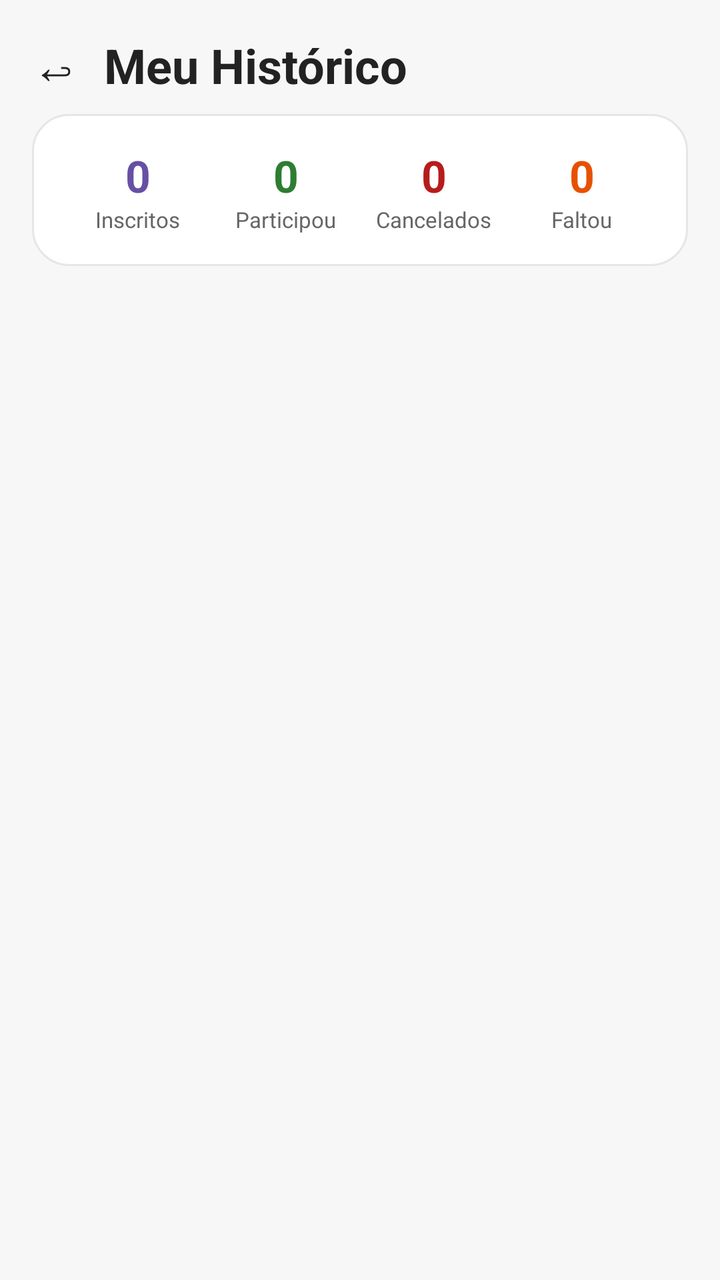
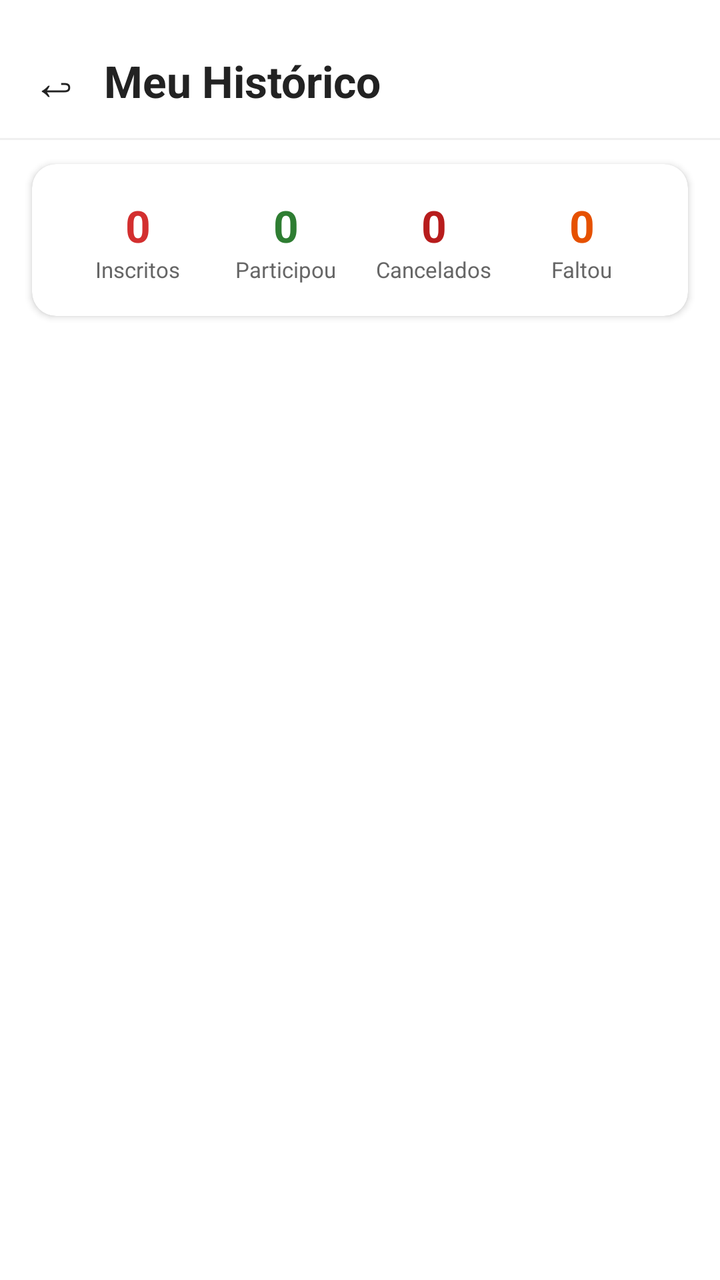

Screens rendered from an Android XML layout before and after an edit, with the pre-edit source and the edit as a unified diff.
<!-- AndroidManifest.xml: application theme Theme.Extensao -->
<!-- res/layout/activity_historico.xml -->
<?xml version="1.0" encoding="utf-8"?>
<LinearLayout xmlns:android="http://schemas.android.com/apk/res/android"
    android:orientation="vertical"
    android:background="#F7F7F7"
    android:layout_width="match_parent"
    android:layout_height="match_parent">

    
    <LinearLayout
        android:orientation="horizontal"
        android:layout_width="match_parent"
        android:layout_height="wrap_content"
        android:gravity="center_vertical"
        android:paddingStart="16dp"
        android:paddingEnd="16dp"
        android:paddingTop="16dp"
        android:paddingBottom="8dp">

        <TextView
            android:id="@+id/btnVoltarHistorico"
            android:layout_width="wrap_content"
            android:layout_height="wrap_content"
            android:text="&#8617;"
            android:textSize="24sp"
            android:textColor="#222222"
            android:paddingEnd="12dp"
            android:clickable="true"
            android:focusable="true" />

        <TextView
            android:layout_width="0dp"
            android:layout_height="wrap_content"
            android:layout_weight="1"
            android:text="Meu Histórico"
            android:textSize="24sp"
            android:textStyle="bold"
            android:textColor="#222222" />

    </LinearLayout>

    
    <LinearLayout
        android:orientation="horizontal"
        android:layout_width="match_parent"
        android:layout_height="wrap_content"
        android:background="@drawable/bg_card_evento"
        android:layout_marginStart="16dp"
        android:layout_marginEnd="16dp"
        android:layout_marginBottom="12dp"
        android:padding="16dp">

        <LinearLayout
            android:orientation="vertical"
            android:layout_width="0dp"
            android:layout_height="wrap_content"
            android:layout_weight="1"
            android:gravity="center">

            <TextView
                android:id="@+id/txtResumoInscritos"
                android:layout_width="wrap_content"
                android:layout_height="wrap_content"
                android:text="0"
                android:textSize="22sp"
                android:textStyle="bold"
                android:textColor="#6750A4" />

            <TextView
                android:layout_width="wrap_content"
                android:layout_height="wrap_content"
                android:text="Inscritos"
                android:textSize="11sp"
                android:textColor="#666666" />

        </LinearLayout>

        <LinearLayout
            android:orientation="vertical"
            android:layout_width="0dp"
            android:layout_height="wrap_content"
            android:layout_weight="1"
            android:gravity="center">

            <TextView
                android:id="@+id/txtResumoParticipou"
                android:layout_width="wrap_content"
                android:layout_height="wrap_content"
                android:text="0"
                android:textSize="22sp"
                android:textStyle="bold"
                android:textColor="#2E7D32" />

            <TextView
                android:layout_width="wrap_content"
                android:layout_height="wrap_content"
                android:text="Participou"
                android:textSize="11sp"
                android:textColor="#666666" />

        </LinearLayout>

        <LinearLayout
            android:orientation="vertical"
            android:layout_width="0dp"
            android:layout_height="wrap_content"
            android:layout_weight="1"
            android:gravity="center">

            <TextView
                android:id="@+id/txtResumoCancelado"
                android:layout_width="wrap_content"
                android:layout_height="wrap_content"
                android:text="0"
                android:textSize="22sp"
                android:textStyle="bold"
                android:textColor="#B71C1C" />

            <TextView
                android:layout_width="wrap_content"
                android:layout_height="wrap_content"
                android:text="Cancelados"
                android:textSize="11sp"
                android:textColor="#666666" />

        </LinearLayout>

        <LinearLayout
            android:orientation="vertical"
            android:layout_width="0dp"
            android:layout_height="wrap_content"
            android:layout_weight="1"
            android:gravity="center">

            <TextView
                android:id="@+id/txtResumoNaoCompareceu"
                android:layout_width="wrap_content"
                android:layout_height="wrap_content"
                android:text="0"
                android:textSize="22sp"
                android:textStyle="bold"
                android:textColor="#E65100" />

            <TextView
                android:layout_width="wrap_content"
                android:layout_height="wrap_content"
                android:text="Faltou"
                android:textSize="11sp"
                android:textColor="#666666" />

        </LinearLayout>

    </LinearLayout>

    
    <TextView
        android:id="@+id/txtHistoricoVazio"
        android:layout_width="match_parent"
        android:layout_height="wrap_content"
        android:text="Você ainda não se inscreveu em nenhum evento."
        android:textSize="15sp"
        android:textColor="#999999"
        android:gravity="center"
        android:layout_marginTop="40dp"
        android:visibility="gone" />

    
    <androidx.recyclerview.widget.RecyclerView
        android:id="@+id/recyclerHistorico"
        android:layout_width="match_parent"
        android:layout_height="match_parent"
        android:paddingStart="16dp"
        android:paddingEnd="16dp"
        android:paddingTop="4dp"
        android:clipToPadding="false" />

</LinearLayout>
<!-- resources referenced by this layout -->
<resources>
  <!-- drawable bg_card_evento (drawable) -->
  <?xml version="1.0" encoding="utf-8"?>
  <shape xmlns:android="http://schemas.android.com/apk/res/android">
      <solid android:color="#FFFFFF"/>
      <corners android:radius="18dp"/>
      <stroke
          android:width="1dp"
          android:color="#E6E6E6"/>
      <padding
          android:left="16dp"
          android:top="16dp"
          android:right="16dp"
          android:bottom="16dp"/>
  </shape>
  <style name="Theme.Extensao" parent="Base.Theme.Extensao" />
  <style name="Base.Theme.Extensao" parent="Theme.Material3.DayNight.NoActionBar">
          
          
      </style>
</resources>

<!-- the commit's change to res/layout/activity_historico.xml (unified diff, before → after) -->
@@ -1,7 +1,8 @@
 <?xml version="1.0" encoding="utf-8"?>
 <LinearLayout xmlns:android="http://schemas.android.com/apk/res/android"
+    xmlns:app="http://schemas.android.com/apk/res-auto"
     android:orientation="vertical"
-    android:background="#F7F7F7"
+    android:background="@color/white"
     android:layout_width="match_parent"
     android:layout_height="match_parent">
 
@@ -13,8 +14,8 @@
         android:gravity="center_vertical"
         android:paddingStart="16dp"
         android:paddingEnd="16dp"
-        android:paddingTop="16dp"
-        android:paddingBottom="8dp">
+        android:paddingTop="24dp"
+        android:paddingBottom="12dp">
 
         <TextView
             android:id="@+id/btnVoltarHistorico"
@@ -22,7 +23,7 @@
             android:layout_height="wrap_content"
             android:text="&#8617;"
             android:textSize="24sp"
-            android:textColor="#222222"
+            android:textColor="@color/text_primary"
             android:paddingEnd="12dp"
             android:clickable="true"
             android:focusable="true" />
@@ -32,124 +33,139 @@
             android:layout_height="wrap_content"
             android:layout_weight="1"
             android:text="Meu Histórico"
-            android:textSize="24sp"
+            android:textSize="22sp"
             android:textStyle="bold"
-            android:textColor="#222222" />
+            android:textColor="@color/text_primary" />
 
     </LinearLayout>
 
     
-    <LinearLayout
-        android:orientation="horizontal"
+    <View
+        android:layout_width="match_parent"
+        android:layout_height="1dp"
+        android:background="@color/divider"
+        android:layout_marginBottom="12dp" />
+
+    
+    <androidx.cardview.widget.CardView
         android:layout_width="match_parent"
         android:layout_height="wrap_content"
-        android:background="@drawable/bg_card_evento"
         android:layout_marginStart="16dp"
         android:layout_marginEnd="16dp"
-        android:layout_marginBottom="12dp"
-        android:padding="16dp">
+        android:layout_marginBottom="16dp"
+        app:cardCornerRadius="12dp"
+        app:cardElevation="2dp"
+        app:cardBackgroundColor="@color/white">
 
         <LinearLayout
-            android:orientation="vertical"
-            android:layout_width="0dp"
+            android:orientation="horizontal"
+            android:layout_width="match_parent"
             android:layout_height="wrap_content"
-            android:layout_weight="1"
-            android:gravity="center">
+            android:padding="16dp">
 
-            <TextView
-                android:id="@+id/txtResumoInscritos"
-                android:layout_width="wrap_content"
+            <LinearLayout
+                android:orientation="vertical"
+                android:layout_width="0dp"
                 android:layout_height="wrap_content"
-                android:text="0"
-                android:textSize="22sp"
-                android:textStyle="bold"
-                android:textColor="#6750A4" />
+                android:layout_weight="1"
+                android:gravity="center">
 
-            <TextView
-                android:layout_width="wrap_content"
+                <TextView
+                    android:id="@+id/txtResumoInscritos"
+                    android:layout_width="wrap_content"
+                    android:layout_height="wrap_content"
+                    android:text="0"
+                    android:textSize="22sp"
+                    android:textStyle="bold"
+                    android:textColor="@color/primary_red" />
+
+                <TextView
+                    android:layout_width="wrap_content"
+                    android:layout_height="wrap_content"
+                    android:text="Inscritos"
+                    android:textSize="11sp"
+                    android:textColor="@color/text_secondary" />
+
+            </LinearLayout>
+
+            <LinearLayout
+                android:orientation="vertical"
+                android:layout_width="0dp"
                 android:layout_height="wrap_content"
-                android:text="Inscritos"
-                android:textSize="11sp"
-                android:textColor="#666666" />
+                android:layout_weight="1"
+                android:gravity="center">
+
+                <TextView
+                    android:id="@+id/txtResumoParticipou"
+                    android:layout_width="wrap_content"
+                    android:layout_height="wrap_content"
+                    android:text="0"
+                    android:textSize="22sp"
+                    android:textStyle="bold"
+                    android:textColor="@color/status_green" />
+
+                <TextView
+                    android:layout_width="wrap_content"
+                    android:layout_height="wrap_content"
+                    android:text="Participou"
+                    android:textSize="11sp"
+                    android:textColor="@color/text_secondary" />
+
+            </LinearLayout>
+
+            <LinearLayout
+                android:orientation="vertical"
+                android:layout_width="0dp"
+                android:layout_height="wrap_content"
+                android:layout_weight="1"
+                android:gravity="center">
+
+                <TextView
+                    android:id="@+id/txtResumoCancelado"
+                    android:layout_width="wrap_content"
+                    android:layout_height="wrap_content"
+                    android:text="0"
+                    android:textSize="22sp"
+                    android:textStyle="bold"
+                    android:textColor="@color/status_red_dark" />
+
+                <TextView
+                    android:layout_width="wrap_content"
+                    android:layout_height="wrap_content"
+                    android:text="Cancelados"
+                    android:textSize="11sp"
+                    android:textColor="@color/text_secondary" />
+
+            </LinearLayout>
+
+            <LinearLayout
+                android:orientation="vertical"
+                android:layout_width="0dp"
+                android:layout_height="wrap_content"
+                android:layout_weight="1"
+                android:gravity="center">
+
+                <TextView
+                    android:id="@+id/txtResumoNaoCompareceu"
+                    android:layout_width="wrap_content"
+                    android:layout_height="wrap_content"
+                    android:text="0"
+                    android:textSize="22sp"
+                    android:textStyle="bold"
+                    android:textColor="@color/status_orange" />
+
+                <TextView
+                    android:layout_width="wrap_content"
+                    android:layout_height="wrap_content"
+                    android:text="Faltou"
+                    android:textSize="11sp"
+                    android:textColor="@color/text_secondary" />
+
+            </LinearLayout>
 
         </LinearLayout>
 
-        <LinearLayout
-            android:orientation="vertical"
-            android:layout_width="0dp"
-            android:layout_height="wrap_content"
-            android:layout_weight="1"
-            android:gravity="center">
-
-            <TextView
-                android:id="@+id/txtResumoParticipou"
-                android:layout_width="wrap_content"
-                android:layout_height="wrap_content"
-                android:text="0"
-                android:textSize="22sp"
-                android:textStyle="bold"
-                android:textColor="#2E7D32" />
-
-            <TextView
-                android:layout_width="wrap_content"
-                android:layout_height="wrap_content"
-                android:text="Participou"
-                android:textSize="11sp"
-                android:textColor="#666666" />
-
-        </LinearLayout>
-
-        <LinearLayout
-            android:orientation="vertical"
-            android:layout_width="0dp"
-            android:layout_height="wrap_content"
-            android:layout_weight="1"
-            android:gravity="center">
-
-            <TextView
-                android:id="@+id/txtResumoCancelado"
-                android:layout_width="wrap_content"
-                android:layout_height="wrap_content"
-                android:text="0"
-                android:textSize="22sp"
-                android:textStyle="bold"
-                android:textColor="#B71C1C" />
-
-            <TextView
-                android:layout_width="wrap_content"
-                android:layout_height="wrap_content"
-                android:text="Cancelados"
-                android:textSize="11sp"
-                android:textColor="#666666" />
-
-        </LinearLayout>
-
-        <LinearLayout
-            android:orientation="vertical"
-            android:layout_width="0dp"
-            android:layout_height="wrap_content"
-            android:layout_weight="1"
-            android:gravity="center">
-
-            <TextView
-                android:id="@+id/txtResumoNaoCompareceu"
-                android:layout_width="wrap_content"
-                android:layout_height="wrap_content"
-                android:text="0"
-                android:textSize="22sp"
-                android:textStyle="bold"
-                android:textColor="#E65100" />
-
-            <TextView
-                android:layout_width="wrap_content"
-                android:layout_height="wrap_content"
-                android:text="Faltou"
-                android:textSize="11sp"
-                android:textColor="#666666" />
-
-        </LinearLayout>
-
-    </LinearLayout>
+    </androidx.cardview.widget.CardView>
 
     
     <TextView
@@ -158,7 +174,7 @@
         android:layout_height="wrap_content"
         android:text="Você ainda não se inscreveu em nenhum evento."
         android:textSize="15sp"
-        android:textColor="#999999"
+        android:textColor="@color/text_secondary"
         android:gravity="center"
         android:layout_marginTop="40dp"
         android:visibility="gone" />
@@ -171,6 +187,7 @@
         android:paddingStart="16dp"
         android:paddingEnd="16dp"
         android:paddingTop="4dp"
+        android:paddingBottom="16dp"
         android:clipToPadding="false" />
 
 </LinearLayout>
<!-- resource entries referenced after the edit -->
@@ -1,23 +1,30 @@
 <!-- resources referenced by this layout -->
 <resources>
-  <!-- drawable bg_card_evento (drawable) -->
-  <?xml version="1.0" encoding="utf-8"?>
-  <shape xmlns:android="http://schemas.android.com/apk/res/android">
-      <solid android:color="#FFFFFF"/>
-      <corners android:radius="18dp"/>
-      <stroke
-          android:width="1dp"
-          android:color="#E6E6E6"/>
-      <padding
-          android:left="16dp"
-          android:top="16dp"
-          android:right="16dp"
-          android:bottom="16dp"/>
-  </shape>
+  <color name="divider">#F0F0F0</color>
+  <color name="primary_red">#D32F2F</color>
+  <color name="status_green">#2E7D32</color>
+  <color name="status_orange">#E65100</color>
+  <color name="status_red_dark">#B71C1C</color>
+  <color name="text_primary">#222222</color>
+  <color name="text_secondary">#666666</color>
+  <color name="white">#FFFFFFFF</color>
   <style name="Theme.Extensao" parent="Base.Theme.Extensao" />
-  <style name="Base.Theme.Extensao" parent="Theme.Material3.DayNight.NoActionBar">
+  <style name="Base.Theme.Extensao" parent="Theme.Material3.Light.NoActionBar">
+          <item name="colorPrimary">@color/primary_red</item>
+          <item name="colorPrimaryVariant">@color/primary_red_dark</item>
+          <item name="colorOnPrimary">@color/white</item>
+          <item name="colorSecondary">@color/primary_red</item>
+          <item name="colorOnSecondary">@color/white</item>
+          <item name="android:windowBackground">@color/white</item>
+          <item name="colorSurface">@color/white</item>
+          <item name="colorOnSurface">@color/text_primary</item>
           
-          
+          <item name="bottomNavigationStyle">@style/BottomNavStyle</item>
+      </style>
+  <color name="primary_red_dark">#B71C1C</color>
+  <style name="BottomNavStyle" parent="Widget.MaterialComponents.BottomNavigationView">
+          <item name="itemIconTint">@color/bottom_nav_color</item>
+          <item name="itemTextColor">@color/bottom_nav_color</item>
       </style>
 </resources>
 
